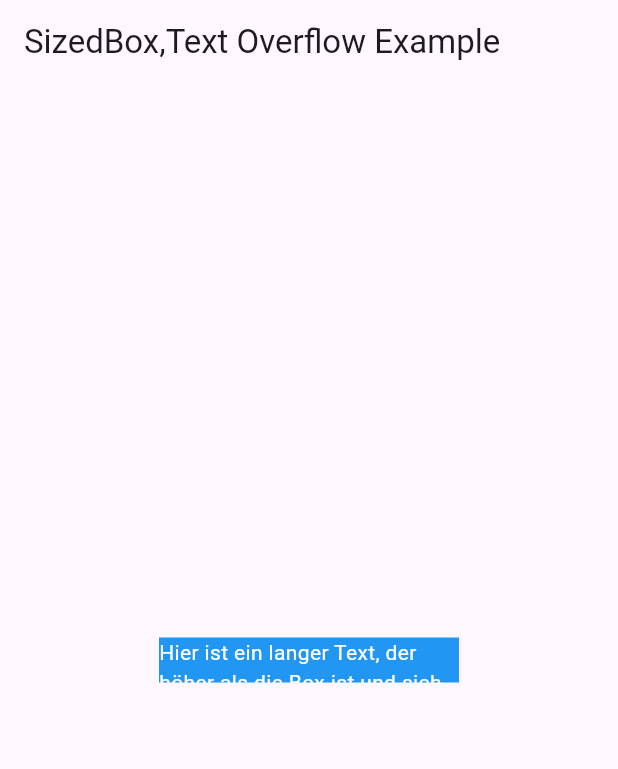
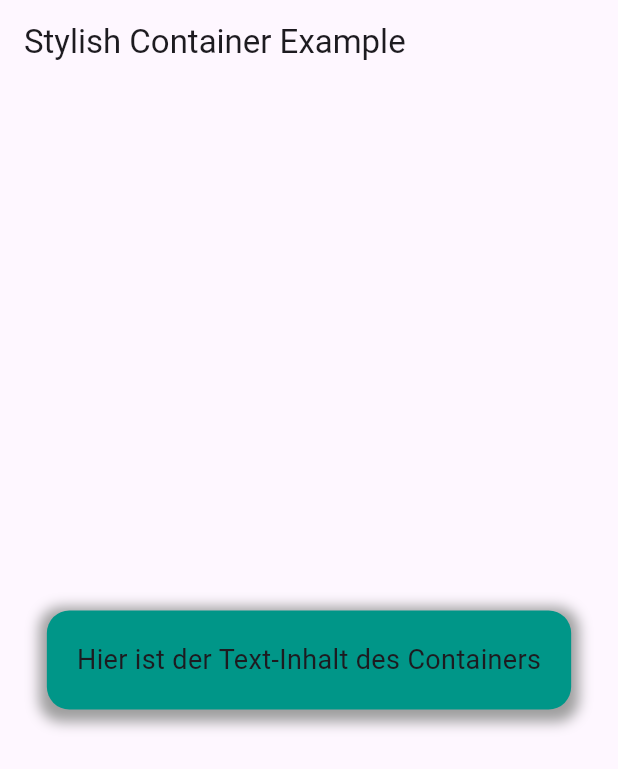
Before and after one commit to hiwa2000/themes, a Flutter app: the screen it shows after launch, on a phone screen of 412 x 824 dp. Shown: the top 769 px of the screen. Run offline on Flutter 3.47's test engine with Material 3 defaults, Android fonts, the phone set to English and light mode, and no system bars.

Commit message:
add Stylish Container Example

```diff
--- a/lib/main.dart
+++ b/lib/main.dart
@@ -45,60 +45,39 @@
 import 'package:flutter/material.dart';
 
 void main() {
-  runApp(const MyApp());
+  runApp(MyApp());
 }
 
 class MyApp extends StatelessWidget {
-  const MyApp({super.key});
-
   @override
   Widget build(BuildContext context) {
     return MaterialApp(
       home: Scaffold(
         appBar: AppBar(
-          title: const Text('SizedBox,Text Overflow Example'),
+          title: Text('Stylish Container Example'),
         ),
-        body: const Center(
-          child: SizedBox(
-            width: 200,
-            height: 30,
-            child: MyExpandingText(),
+        body: Center(
+          child: Container(
+            padding: EdgeInsets.all(20),
+            decoration: BoxDecoration(
+              color: Colors.teal, // Hintergrundfarbe
+              borderRadius: BorderRadius.circular(15),
+              boxShadow: [
+                BoxShadow(
+                  color: Colors.grey.withOpacity(1),
+                  spreadRadius: 5,
+                  blurRadius: 7,
+                  offset: Offset(0, 3), // changes the position of the shadow
+                ),
+              ],
+            ),
+            child: Text(
+              'Hier ist der Text-Inhalt des Containers',
+              style: TextStyle(fontSize: 18),
+            ),
           ),
         ),
       ),
     );
   }
 }
-
-class MyExpandingText extends StatefulWidget {
-  const MyExpandingText({super.key});
-
-  @override
-  _MyExpandingTextState createState() => _MyExpandingTextState();
-}
-
-class _MyExpandingTextState extends State<MyExpandingText> {
-  bool isExpanded = false;
-
-  @override
-  Widget build(BuildContext context) {
-    return GestureDetector(
-      onTap: () {
-        setState(() {
-          isExpanded = !isExpanded;
-        });
-      },
-      child: Container(
-        width: 200,
-        height: isExpanded ? null : 30,
-        color: Colors.blue,
-        child: const SingleChildScrollView(
-          child: Text(
-            'Hier ist ein langer Text, der höher als die Box ist und sich bei einem Klick ausklappt.',
-            style: TextStyle(color: Colors.white),
-          ),
-        ),
-      ),
-    );
-  }
-}
```
